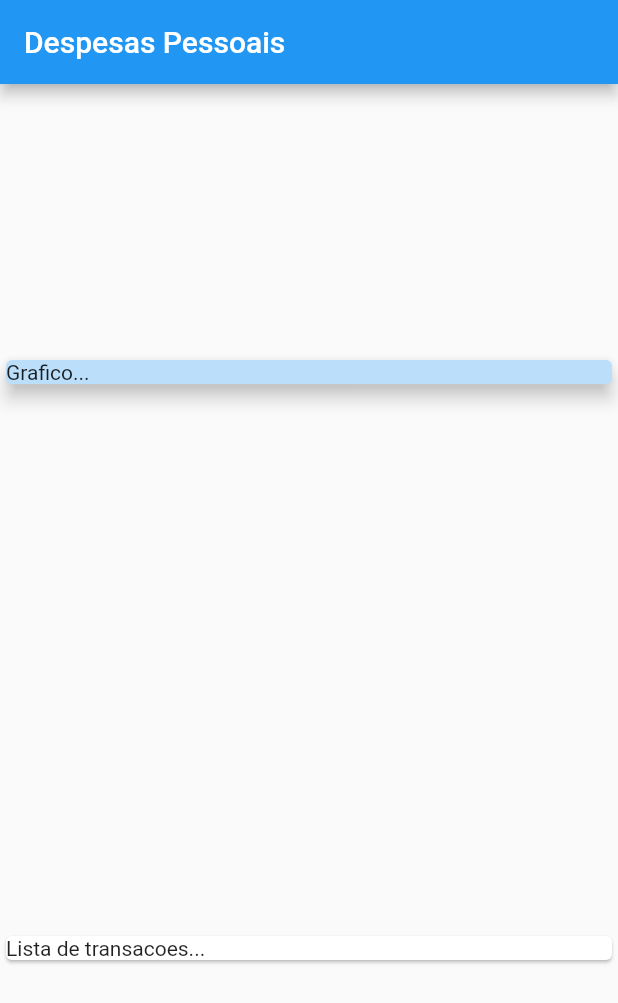
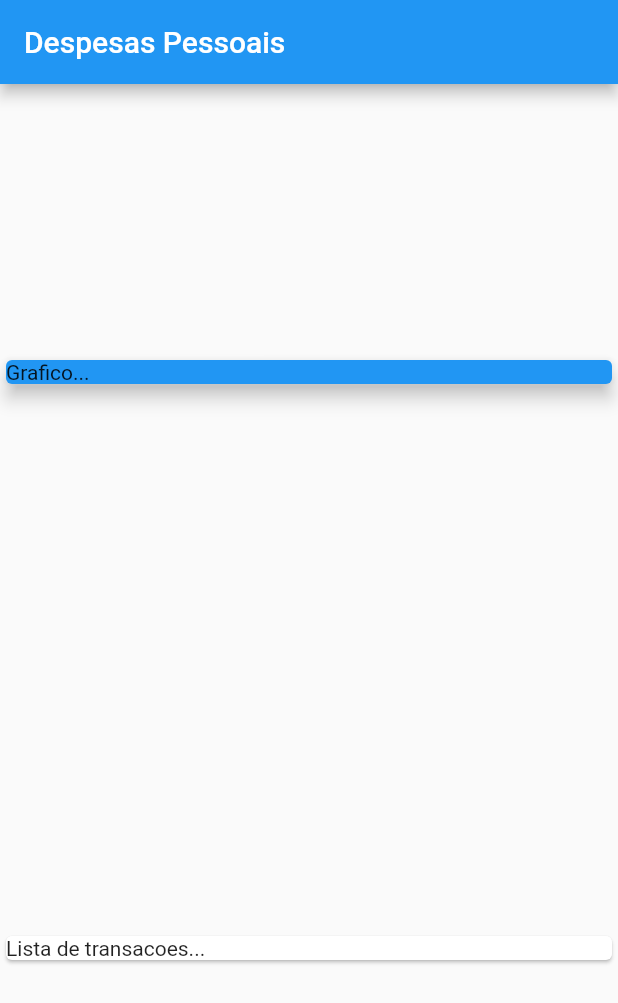
Before and after one commit to tupiribas/AppControleDeGastos, a Flutter app: the screen it shows after launch, on a phone screen of 412 x 824 dp. Shown: the top 1003 px of the screen. Run offline on Flutter 3.47's test engine with Material 2 defaults, Android fonts, the phone set to English and light mode, and no system bars.

```diff
--- a/lib/main.dart
+++ b/lib/main.dart
@@ -1,3 +1,4 @@
+import 'package:expenses/models/transaction.dart';
 import 'package:flutter/material.dart';
 
 void main(List<String> args) {
@@ -9,14 +10,23 @@ class ExpensesApp extends StatelessWidget {
 
   @override
   Widget build(BuildContext context) {
-    return const MaterialApp(
-      home: MyHomePage(),
-    );
+    return MaterialApp(home: MyHomePage());
   }
 }
 
 class MyHomePage extends StatelessWidget {
-  const MyHomePage({super.key});
+  // ignore: unused_field
+  final _transaction = [
+    Transaction(
+        id: 't1',
+        title: 'Novo Tenis de corrida',
+        value: 310.70,
+        date: DateTime.now()),
+    Transaction(
+        id: 't2', title: 'Conta de luz', value: 151.15, date: DateTime.now()),
+  ];
+
+  MyHomePage({super.key});
 
   @override
   Widget build(BuildContext context) {
@@ -27,11 +37,11 @@ class MyHomePage extends StatelessWidget {
       body: Column(
         mainAxisAlignment: MainAxisAlignment.spaceAround,
         crossAxisAlignment: CrossAxisAlignment.stretch,
-        children: <Widget> [
+        children: <Widget>[
           SizedBox(
             width: double.infinity,
             child: Card(
-              color: Colors.blue[100],
+              color: Colors.blue[500],
               elevation: 5,
               child: const Text('Grafico...'),
             ),
--- /dev/null
+++ b/lib/models/transaction.dart
@@ -0,0 +1,14 @@
+class Transaction {
+  late final String id;
+  late final String title;
+  late final double value;
+  late final DateTime date;
+
+  Transaction(
+      {required this.id,
+      required this.title,
+      required this.value,
+      required this.date});
+
+
+}
```
